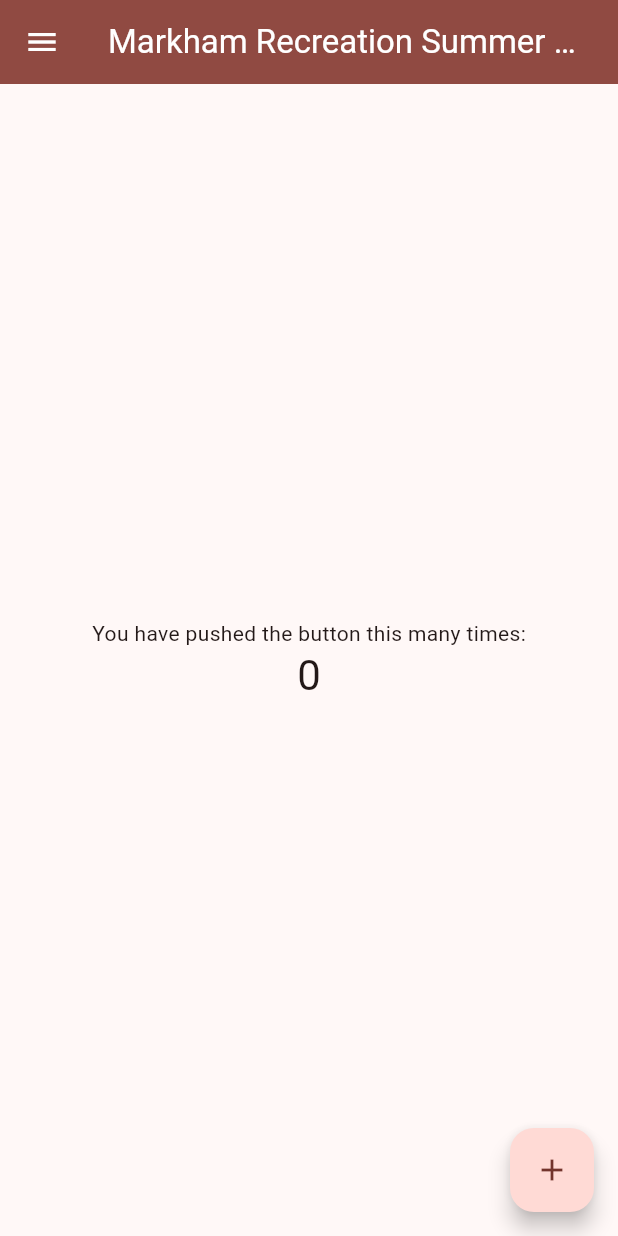
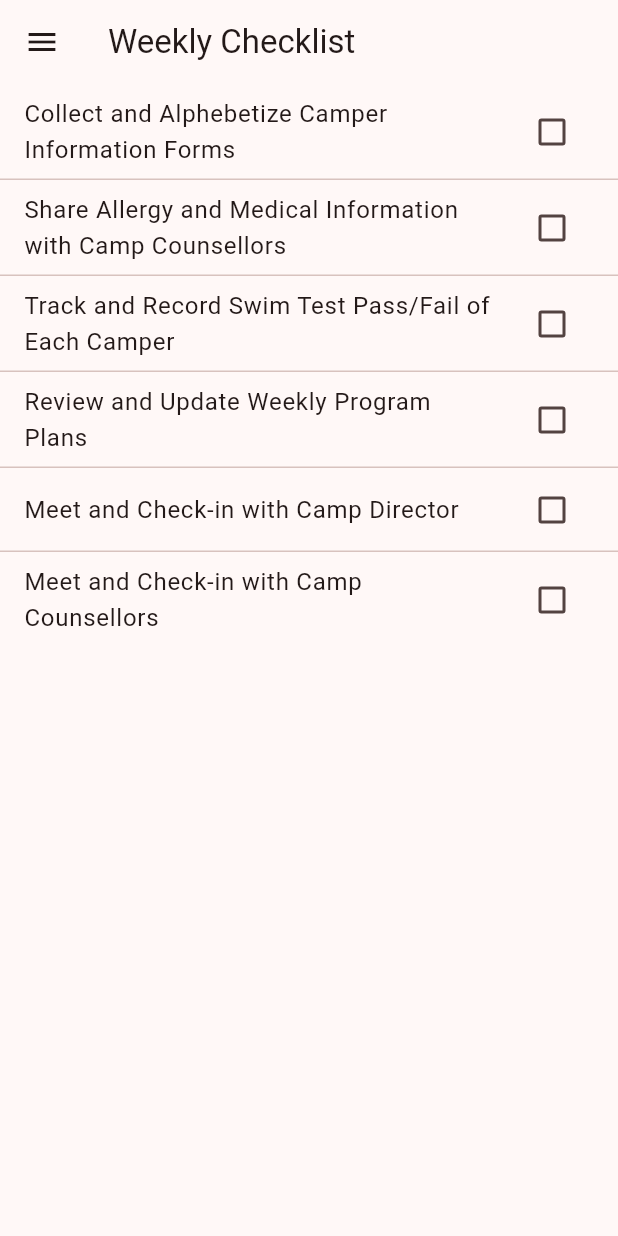
Before and after one commit to StealthHydra179/markham_recreation_app, a Flutter app: the screen it shows after launch, in the side drawer, after a tap on "Weekly Checklist", on a phone screen of 412 x 824 dp. Run offline on Flutter 3.47's test engine with Material 3 defaults, Android fonts, the phone set to English and light mode, and no system bars.

Commit message:
Weekly Checklist + Refactoring

```diff
--- /dev/null
+++ b/frontend/markham_recreation_app/lib/drawer.dart
@@ -0,0 +1,139 @@
+library drawer;
+
+import 'package:flutter/material.dart';
+import 'package:markham_recreation_app/pages/weekly_checklist.dart';
+
+Drawer drawer(BuildContext context) {
+  return Drawer(
+    child: ListView(
+      // Important: Remove any padding from the ListView.
+      padding: EdgeInsets.zero,
+      children: [
+        UserAccountsDrawerHeader(
+          decoration: BoxDecoration(color: Theme.of(context).colorScheme.primary), // Can use global color here, and make the whole header constant for performance
+          accountName: const Text(
+            "User Name",
+            style: TextStyle(
+              fontWeight: FontWeight.bold,
+            ),
+          ),
+          accountEmail: const Text(
+            "stealth@shydra.dev",
+            style: TextStyle(
+              fontWeight: FontWeight.bold,
+            ),
+          ),
+          currentAccountPicture: FlutterLogo(),
+        ),
+        ListTile(
+          leading: const Icon(
+            Icons.checklist,
+          ),
+          title: const Text('Weekly Checklist'),
+          onTap: () {
+            Navigator.push(
+              context,
+              MaterialPageRoute(builder: (context) => const WeeklyChecklist()),
+            );
+          },
+        ),
+        ListTile(
+          leading: const Icon(
+            Icons.chevron_right,
+          ),
+          title: const Text('Attendance'),
+          onTap: () {
+            Navigator.pop(context);
+          },
+        ),
+        ListTile(
+          leading: const Icon(
+            Icons.chevron_right,
+          ),
+          title: const Text('Absent Campers'),
+          onTap: () {
+            Navigator.pop(context);
+          },
+        ),
+        ListTile(
+          leading: const Icon(
+            Icons.chevron_right,
+          ),
+          title: const Text('Daily Notes'),
+          onTap: () {
+            Navigator.pop(context);
+          },
+        ),
+        ListTile(
+          leading: const Icon(
+            Icons.chevron_right,
+          ),
+          title: const Text('Incident/Accident Report'),
+          onTap: () {
+            Navigator.pop(context);
+          },
+        ),
+        ListTile(
+          leading: const Icon(
+            Icons.chevron_right,
+          ),
+          title: const Text('Parent Comments/Concerns'),
+          onTap: () {
+            Navigator.pop(context);
+          },
+        ),
+        ListTile(
+          leading: const Icon(
+            Icons.chevron_right,
+          ),
+          title: const Text('Equipment and Supplies'),
+          onTap: () {
+            Navigator.pop(context);
+          },
+        ),
+        ListTile(
+          leading: const Icon(
+            Icons.chevron_right,
+          ),
+          title: const Text('Staff Performance'),
+          onTap: () {
+            Navigator.pop(context);
+          },
+        ),
+        ListTile(
+          leading: const Icon(
+            Icons.chevron_right,
+          ),
+          title: const Text('Weekly Meeting Notes'),
+          onTap: () {
+            Navigator.pop(context);
+          },
+        ),
+        ListTile(
+          leading: const Icon(
+            Icons.chevron_right,
+          ),
+          title: const Text('Sign Out'),
+          onTap: () {
+            Navigator.pop(context);
+          },
+        ),
+        const AboutListTile(
+          icon: Icon(
+            Icons.info,
+          ),
+          applicationIcon: Icon(
+            Icons.local_play,
+          ),
+          applicationName: 'Markham Recreation App',
+          applicationVersion: '0.0.0',
+          applicationLegalese: '© 2024 StealthTech',
+          aboutBoxChildren: [
+            ///Content goes here...
+          ],
+          child: Text('About app'),
+        ),
+      ],
+    ),
+  );
+}
--- a/frontend/markham_recreation_app/lib/globals.dart
+++ b/frontend/markham_recreation_app/lib/globals.dart
@@ -1,138 +1,6 @@
-library my_prj.globals;
+library globals;
 
 import 'package:flutter/material.dart';
 
 Color primaryColor = Colors.red;
 Color secondaryColor = Colors.white;
-
-Drawer drawer(BuildContext context) {
-  return Drawer(
-    child: ListView(
-      // Important: Remove any padding from the ListView.
-      padding: EdgeInsets.zero,
-      children: [
-        UserAccountsDrawerHeader(
-          decoration: BoxDecoration(color: Theme.of(context).colorScheme.primary), // Can use global color here, and make the whole header constant for performance
-          accountName: const Text(
-            "User Name",
-            style: TextStyle(
-              fontWeight: FontWeight.bold,
-            ),
-          ),
-          accountEmail: const Text(
-            "stealth@shydra.dev",
-            style: TextStyle(
-              fontWeight: FontWeight.bold,
-            ),
-          ),
-          currentAccountPicture: FlutterLogo(),
-        ),
-        ListTile(
-          leading: const Icon(
-            Icons.checklist,
-          ),
-          title: const Text('Weekly Checklist'),
-          onTap: () {
-            Navigator.pop(context);
-          },
-        ),
-        ListTile(
-          leading: const Icon(
-            Icons.chevron_right,
-          ),
-          title: const Text('Attendance'),
-          onTap: () {
-            Navigator.pop(context);
-          },
-        ),
-        ListTile(
-          leading: const Icon(
-            Icons.chevron_right,
-          ),
-          title: const Text('Absent Campers'),
-          onTap: () {
-            Navigator.pop(context);
-          },
-        ),
-        ListTile(
-          leading: const Icon(
-            Icons.chevron_right,
-          ),
-          title: const Text('Daily Notes'),
-          onTap: () {
-            Navigator.pop(context);
-          },
-        ),
-        ListTile(
-          leading: const Icon(
-            Icons.chevron_right,
-          ),
-          title: const Text('Incident/Accident Report'),
-          onTap: () {
-            Navigator.pop(context);
-          },
-        ),
-        ListTile(
-          leading: const Icon(
-            Icons.chevron_right,
-          ),
-          title: const Text('Parent Comments/Concerns'),
-          onTap: () {
-            Navigator.pop(context);
-          },
-        ),
-        ListTile(
-          leading: const Icon(
-            Icons.chevron_right,
-          ),
-          title: const Text('Equipment and Supplies'),
-          onTap: () {
-            Navigator.pop(context);
-          },
-        ),
-        ListTile(
-          leading: const Icon(
-            Icons.chevron_right,
-          ),
-          title: const Text('Staff Performance'),
-          onTap: () {
-            Navigator.pop(context);
-          },
-        ),
-        ListTile(
-          leading: const Icon(
-            Icons.chevron_right,
-          ),
-          title: const Text('Weekly Meeting Notes'),
-          onTap: () {
-            Navigator.pop(context);
-          },
-        ),
-        ListTile(
-          leading: const Icon(
-            Icons.chevron_right,
-          ),
-          title: const Text('Sign Out'),
-          onTap: () {
-            Navigator.pop(context);
-          },
-        ),
-        const AboutListTile(
-          icon: Icon(
-            Icons.info,
-          ),
-          applicationIcon: Icon(
-            Icons.local_play,
-          ),
-          applicationName: 'Markham Recreation App',
-          applicationVersion: '0.0.0',
-          applicationLegalese: '© 2024 StealthTech',
-          aboutBoxChildren: [
-            ///Content goes here...
-          ],
-          child: Text('About app'),
-        ),
-      ],
-    ),
-  );
-}
--- a/frontend/markham_recreation_app/lib/main.dart
+++ b/frontend/markham_recreation_app/lib/main.dart
@@ -1,5 +1,6 @@
 import 'package:flutter/material.dart';
-import 'globals.dart' as globals;
+import 'package:markham_recreation_app/globals.dart' as globals;
+import 'package:markham_recreation_app/drawer.dart' as drawer;
 
 void main() {
   runApp(const MyApp());
@@ -72,7 +73,7 @@ class _LandingPageState extends State<LandingPage> {
         ),
         iconTheme: IconThemeData(color: globals.secondaryColor),
       ),
-      drawer: globals.drawer(context),
+      drawer: drawer.drawer(context),
       body: Center(
         child: Column(
           mainAxisAlignment: MainAxisAlignment.center,
--- /dev/null
+++ b/frontend/markham_recreation_app/lib/pages/weekly_checklist.dart
@@ -0,0 +1,109 @@
+library weekly_checklist;
+
+import 'package:flutter/material.dart';
+import 'package:markham_recreation_app/drawer.dart' as drawer;
+
+class WeeklyChecklist extends StatefulWidget {
+  const WeeklyChecklist({super.key});
+
+  @override
+  State<WeeklyChecklist> createState() => _WeeklyChecklistState();
+}
+
+class _WeeklyChecklistState extends State<WeeklyChecklist> {
+  bool camperInformationForms = false;
+  bool allergyAndMedicalInformation = false;
+  bool swimTest = false;
+  bool programPlans = false;
+  bool campDirectorMeeting = false;
+  bool campCounsellorMeeting = false;
+
+
+  @override
+  Widget build(BuildContext context) {
+    return Scaffold(
+      appBar: AppBar(
+        title: const Text('Weekly Checklist'),
+      ),
+      drawer: drawer.drawer(context),
+      body: Column(
+        children: <Widget>[
+          CheckboxListTile(
+            value: camperInformationForms,
+            onChanged: (bool? value) {
+              setState(() {
+                camperInformationForms = value!;
+              });
+            },
+            title: const Text('Collect and Alphebetize Camper Information Forms'),
+            // subtitle: const Text('Supporting text'),
+          ),
+          const Divider(height: 0),
+          CheckboxListTile(
+            value: allergyAndMedicalInformation,
+            onChanged: (bool? value) {
+              setState(() {
+                allergyAndMedicalInformation = value!;
+              });
+            },
+            title: const Text('Share Allergy and Medical Information with Camp Counsellors'),
+            // subtitle: const Text(
+                // 'Longer supporting text to demonstrate how the text wraps and the checkbox is centered vertically with the text.'),
+          ),
+          const Divider(height: 0),
+          CheckboxListTile(
+            value: swimTest,
+            onChanged: (bool? value) {
+              setState(() {
+                swimTest = value!;
+              });
+            },
+            title: const Text('Track and Record Swim Test Pass/Fail of Each Camper'),
+            // subtitle: const Text(
+            //     "Longer supporting text to demonstrate how the text wraps and how setting 'CheckboxListTile.isThreeLine = true' aligns the checkbox to the top vertically with the text."),
+            // isThreeLine: true,
+          ),
+          const Divider(height: 0),
+          CheckboxListTile(
+            value: programPlans,
+            onChanged: (bool? value) {
+              setState(() {
+                programPlans = value!;
+              });
+            },
+            title: const Text('Review and Update Weekly Program Plans'),
+            // subtitle: const Text(
+            //     "Longer supporting text to demonstrate how the text wraps and how setting 'CheckboxListTile.isThreeLine = true' aligns the checkbox to the top vertically with the text."),
+            // isThreeLine: true,
+          ),
+          const Divider(height: 0),
+          CheckboxListTile(
+            value: campDirectorMeeting,
+            onChanged: (bool? value) {
+              setState(() {
+                campDirectorMeeting = value!;
+              });
+            },
+            title: const Text('Meet and Check-in with Camp Director'),
+            // subtitle: const Text(
+            //     "Longer supporting text to demonstrate how the text wraps and how setting 'CheckboxListTile.isThreeLine = true' aligns the checkbox to the top vertically with the text."),
+            // isThreeLine: true,
+          ),
+          const Divider(height: 0),
+          CheckboxListTile(
+            value: campCounsellorMeeting,
+            onChanged: (bool? value) {
+              setState(() {
+                campCounsellorMeeting = value!;
+              });
+            },
+            title: const Text('Meet and Check-in with Camp Counsellors'),
+            // subtitle: const Text(
+            //     "Longer supporting text to demonstrate how the text wraps and how setting 'CheckboxListTile.isThreeLine = true' aligns the checkbox to the top vertically with the text."),
+            // isThreeLine: true,
+          ),
+        ],
+      ),
+    );
+  }
+}
```
